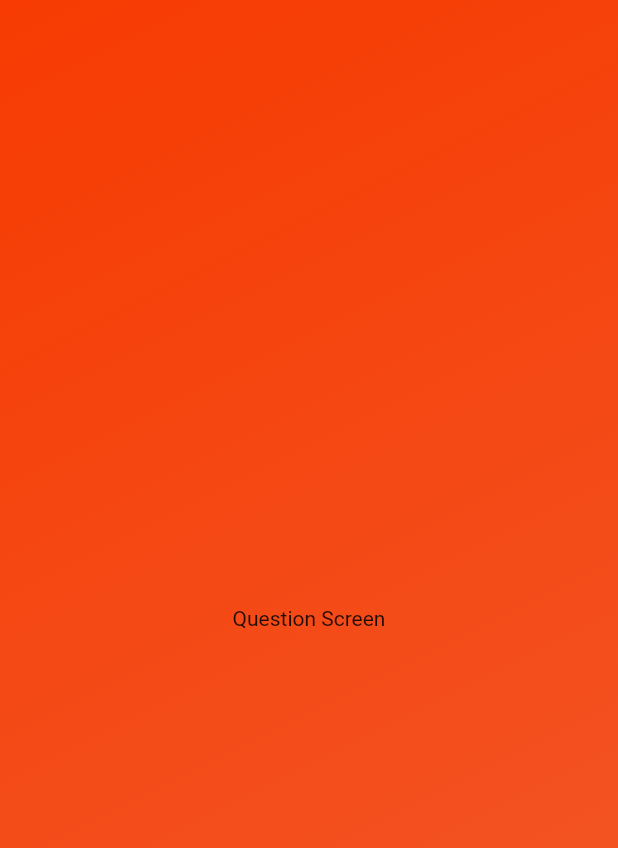
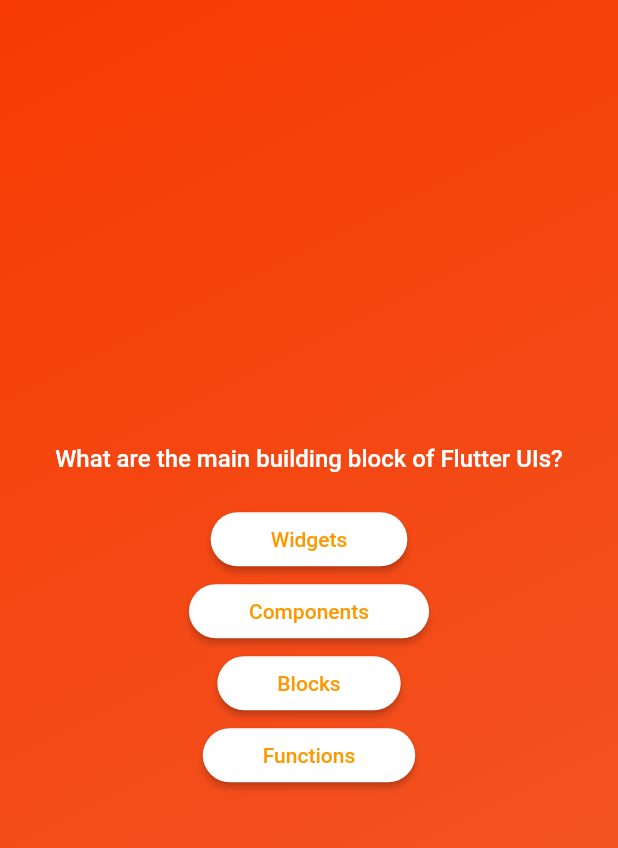
Before and after one commit to Md-Shoyab/flutter_quiz_app, a Flutter app: the screen it shows after launch, after a tap on "Start Quiz!!", on a phone screen of 412 x 824 dp. Shown: the top 848 px of the screen. Run offline on Flutter 3.47's test engine with Material 2 defaults, Android fonts, the phone set to English and light mode, and no system bars.

Commit message:
Created Answer buttons and Questions to show code dynamically

```diff
--- a/lib/data/questions.dart
+++ b/lib/data/questions.dart
@@ -28,8 +28,7 @@ const questions = [
       'Render UI that doesn\'t depends on data',
     ],
   ),
-
-    QuizQuestions(
+  QuizQuestions(
     'Which widget should you try to use more often: StatelessWidget or StatefulWidget',
     [
       'StatelessWidget',
--- a/lib/models/quiz_questions.dart
+++ b/lib/models/quiz_questions.dart
@@ -1,5 +1,7 @@
 class QuizQuestions {
+
   const QuizQuestions(this.text, this.answers);
+
   final String text;
   final List<String> answers;
 }
--- a/lib/screens/question_screen.dart
+++ b/lib/screens/question_screen.dart
@@ -1,4 +1,7 @@
 import 'package:flutter/material.dart';
+
+import 'package:flutter_quiz_app/widgets/answer_button.dart';
+import 'package:flutter_quiz_app/data/questions.dart';
 
 class QuestionScreen extends StatefulWidget {
   const QuestionScreen({super.key});
@@ -10,8 +13,39 @@ class QuestionScreen extends StatefulWidget {
 class _QuestionScreenState extends State<QuestionScreen> {
   @override
   Widget build(BuildContext context) {
-    return const Center(
-      child: Text('Question Screen'),
+    final currentQuestion = questions[0];
+    return SizedBox(
+      width: double.infinity,
+      child: Column(
+        mainAxisAlignment: MainAxisAlignment.center,
+        children: [
+          Text(
+            currentQuestion.text,
+            style: const TextStyle(
+              fontSize: 16,
+              fontWeight: FontWeight.w500,
+              color: Colors.white,
+            ),
+          ),
+          const SizedBox(height: 20),
+          AnswerButton(
+            answerText: currentQuestion.answers[0],
+            onTap: () {},
+          ),
+          AnswerButton(
+            answerText: currentQuestion.answers[1],
+            onTap: () {},
+          ),
+          AnswerButton(
+            answerText: currentQuestion.answers[2],
+            onTap: () {},
+          ),
+          AnswerButton(
+            answerText: currentQuestion.answers[3],
+            onTap: () {},
+          ),
+        ],
+      ),
     );
   }
 }
--- /dev/null
+++ b/lib/widgets/answer_button.dart
@@ -0,0 +1,27 @@
+import 'package:flutter/material.dart';
+
+class AnswerButton extends StatelessWidget {
+  const AnswerButton({
+    super.key,
+    required this.answerText,
+    required this.onTap,
+  });
+
+  final String answerText;
+  final void Function() onTap;
+  @override
+  Widget build(BuildContext context) {
+    return ElevatedButton(
+      onPressed: onTap,
+      style: ElevatedButton.styleFrom(
+        padding: const EdgeInsets.symmetric(vertical: 10, horizontal: 40),
+        backgroundColor: Colors.white,
+        foregroundColor: Colors.orange,
+        shape: RoundedRectangleBorder(
+          borderRadius: BorderRadius.circular(40),
+        ),
+      ),
+      child: Text(answerText),
+    );
+  }
+}
```
